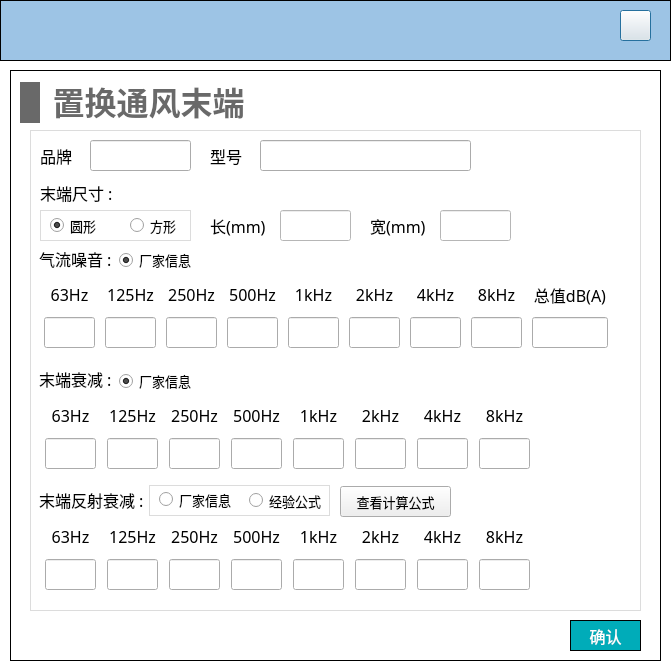
Old version of the form NoiseCalSoft/inputDialog/dialog_disp_vent_terminal.ui in the repository haobana/NoiCal.
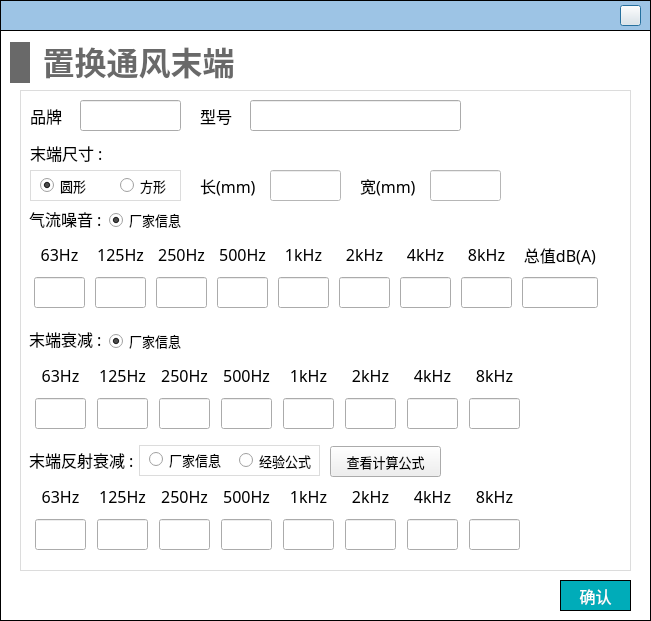
New version of the form. Icons and pictures are not drawn.

The edit to the form file:
```diff
--- a/NoiseCalSoft/inputDialog/dialog_disp_vent_terminal.ui
+++ b/NoiseCalSoft/inputDialog/dialog_disp_vent_terminal.ui
@@ -6,16 +6,10 @@
    <rect>
     <x>0</x>
     <y>0</y>
-    <width>671</width>
-    <height>672</height>
+    <width>651</width>
+    <height>621</height>
    </rect>
   </property>
-  <property name="minimumSize">
-   <size>
-    <width>671</width>
-    <height>389</height>
-   </size>
-  </property>
   <property name="windowTitle">
    <string>Dialog</string>
   </property>
@@ -42,8 +36,8 @@
     <rect>
      <x>0</x>
      <y>0</y>
-     <width>671</width>
-     <height>61</height>
+     <width>651</width>
+     <height>31</height>
     </rect>
    </property>
    <property name="styleSheet">
@@ -58,9 +52,9 @@
     <property name="geometry">
      <rect>
       <x>620</x>
-      <y>10</y>
-      <width>31</width>
-      <height>31</height>
+      <y>5</y>
+      <width>21</width>
+      <height>21</height>
      </rect>
     </property>
     <property name="styleSheet">
@@ -74,8 +68,8 @@
   <widget class="QWidget" name="widget_disp_vent_terminal" native="true">
    <property name="geometry">
     <rect>
-     <x>10</x>
-     <y>70</y>
+     <x>0</x>
+     <y>30</y>
      <width>651</width>
      <height>591</height>
     </rect>
@@ -95,6 +89,11 @@
       <height>481</height>
      </rect>
     </property>
+    <property name="font">
+     <font>
+      <family>黑体</family>
+     </font>
+    </property>
     <property name="styleSheet">
      <string notr="true">#widget_2
 {
@@ -118,7 +117,7 @@
      </property>
      <property name="font">
       <font>
-       <family>Microsoft YaHei</family>
+       <family>黑体</family>
        <pointsize>-1</pointsize>
       </font>
      </property>
@@ -137,7 +136,7 @@
      </property>
      <property name="font">
       <font>
-       <family>Microsoft YaHei</family>
+       <family>黑体</family>
        <pointsize>-1</pointsize>
       </font>
      </property>
@@ -153,7 +152,7 @@
      </property>
      <property name="font">
       <font>
-       <family>Microsoft YaHei</family>
+       <family>黑体</family>
        <pointsize>-1</pointsize>
       </font>
      </property>
@@ -169,7 +168,7 @@
      </property>
      <property name="font">
       <font>
-       <family>Microsoft YaHei</family>
+       <family>黑体</family>
        <pointsize>-1</pointsize>
       </font>
      </property>
@@ -209,7 +208,7 @@
        </property>
        <property name="font">
         <font>
-         <family>Microsoft YaHei</family>
+         <family>黑体</family>
          <pointsize>-1</pointsize>
         </font>
        </property>
@@ -225,7 +224,7 @@
        </property>
        <property name="font">
         <font>
-         <family>Microsoft YaHei</family>
+         <family>黑体</family>
          <pointsize>-1</pointsize>
         </font>
        </property>
@@ -244,7 +243,7 @@
        </property>
        <property name="font">
         <font>
-         <family>Microsoft YaHei</family>
+         <family>黑体</family>
          <pointsize>-1</pointsize>
         </font>
        </property>
@@ -263,7 +262,7 @@
        </property>
        <property name="font">
         <font>
-         <family>Microsoft YaHei</family>
+         <family>黑体</family>
          <pointsize>-1</pointsize>
         </font>
        </property>
@@ -318,7 +317,7 @@
      </property>
      <property name="font">
       <font>
-       <family>Microsoft YaHei</family>
+       <family>黑体</family>
        <pointsize>-1</pointsize>
       </font>
      </property>
@@ -352,7 +351,7 @@
       </property>
       <property name="font">
        <font>
-        <family>Microsoft YaHei</family>
+        <family>黑体</family>
         <pointsize>10</pointsize>
        </font>
       </property>
@@ -374,7 +373,7 @@
       </property>
       <property name="font">
        <font>
-        <family>Microsoft YaHei</family>
+        <family>黑体</family>
         <pointsize>10</pointsize>
        </font>
       </property>
@@ -394,7 +393,7 @@
      </property>
      <property name="font">
       <font>
-       <family>Microsoft YaHei</family>
+       <family>黑体</family>
        <pointsize>10</pointsize>
       </font>
      </property>
@@ -433,7 +432,7 @@
           </property>
           <property name="font">
            <font>
-            <family>Microsoft YaHei</family>
+            <family>黑体</family>
             <pointsize>-1</pointsize>
            </font>
           </property>
@@ -461,7 +460,7 @@
           </property>
           <property name="font">
            <font>
-            <family>Microsoft YaHei</family>
+            <family>黑体</family>
             <pointsize>-1</pointsize>
            </font>
           </property>
@@ -493,7 +492,7 @@
           </property>
           <property name="font">
            <font>
-            <family>Microsoft YaHei</family>
+            <family>黑体</family>
             <pointsize>-1</pointsize>
            </font>
           </property>
@@ -521,7 +520,7 @@
           </property>
           <property name="font">
            <font>
-            <family>Microsoft YaHei</family>
+            <family>黑体</family>
             <pointsize>-1</pointsize>
            </font>
           </property>
@@ -553,7 +552,7 @@
           </property>
           <property name="font">
            <font>
-            <family>Microsoft YaHei</family>
+            <family>黑体</family>
             <pointsize>-1</pointsize>
            </font>
           </property>
@@ -581,7 +580,7 @@
           </property>
           <property name="font">
            <font>
-            <family>Microsoft YaHei</family>
+            <family>黑体</family>
             <pointsize>-1</pointsize>
            </font>
           </property>
@@ -613,7 +612,7 @@
           </property>
           <property name="font">
            <font>
-            <family>Microsoft YaHei</family>
+            <family>黑体</family>
             <pointsize>-1</pointsize>
            </font>
           </property>
@@ -641,7 +640,7 @@
           </property>
           <property name="font">
            <font>
-            <family>Microsoft YaHei</family>
+            <family>黑体</family>
             <pointsize>-1</pointsize>
            </font>
           </property>
@@ -673,7 +672,7 @@
           </property>
           <property name="font">
            <font>
-            <family>Microsoft YaHei</family>
+            <family>黑体</family>
             <pointsize>-1</pointsize>
            </font>
           </property>
@@ -701,7 +700,7 @@
           </property>
           <property name="font">
            <font>
-            <family>Microsoft YaHei</family>
+            <family>黑体</family>
             <pointsize>-1</pointsize>
            </font>
           </property>
@@ -736,7 +735,7 @@
           </property>
           <property name="font">
            <font>
-            <family>Microsoft YaHei</family>
+            <family>黑体</family>
             <pointsize>-1</pointsize>
            </font>
           </property>
@@ -764,7 +763,7 @@
           </property>
           <property name="font">
            <font>
-            <family>Microsoft YaHei</family>
+            <family>黑体</family>
             <pointsize>-1</pointsize>
            </font>
           </property>
@@ -796,7 +795,7 @@
           </property>
           <property name="font">
            <font>
-            <family>Microsoft YaHei</family>
+            <family>黑体</family>
             <pointsize>-1</pointsize>
            </font>
           </property>
@@ -824,7 +823,7 @@
           </property>
           <property name="font">
            <font>
-            <family>Microsoft YaHei</family>
+            <family>黑体</family>
             <pointsize>-1</pointsize>
            </font>
           </property>
@@ -856,7 +855,7 @@
           </property>
           <property name="font">
            <font>
-            <family>Microsoft YaHei</family>
+            <family>黑体</family>
             <pointsize>-1</pointsize>
            </font>
           </property>
@@ -884,7 +883,7 @@
           </property>
           <property name="font">
            <font>
-            <family>Microsoft YaHei</family>
+            <family>黑体</family>
             <pointsize>-1</pointsize>
            </font>
           </property>
@@ -911,7 +910,7 @@
      </property>
      <property name="font">
       <font>
-       <family>Microsoft YaHei</family>
+       <family>黑体</family>
        <pointsize>-1</pointsize>
       </font>
      </property>
@@ -930,7 +929,7 @@
      </property>
      <property name="font">
       <font>
-       <family>Microsoft YaHei</family>
+       <family>黑体</family>
        <pointsize>10</pointsize>
       </font>
      </property>
@@ -969,7 +968,7 @@
           </property>
           <property name="font">
            <font>
-            <family>Microsoft YaHei</family>
+            <family>黑体</family>
             <pointsize>-1</pointsize>
            </font>
           </property>
@@ -997,7 +996,7 @@
           </property>
           <property name="font">
            <font>
-            <family>Microsoft YaHei</family>
+            <family>黑体</family>
             <pointsize>-1</pointsize>
            </font>
           </property>
@@ -1029,7 +1028,7 @@
           </property>
           <property name="font">
            <font>
-            <family>Microsoft YaHei</family>
+            <family>黑体</family>
             <pointsize>-1</pointsize>
            </font>
           </property>
@@ -1057,7 +1056,7 @@
           </property>
           <property name="font">
            <font>
-            <family>Microsoft YaHei</family>
+            <family>黑体</family>
             <pointsize>-1</pointsize>
            </font>
           </property>
@@ -1089,7 +1088,7 @@
           </property>
           <property name="font">
            <font>
-            <family>Microsoft YaHei</family>
+            <family>黑体</family>
             <pointsize>-1</pointsize>
            </font>
           </property>
@@ -1117,7 +1116,7 @@
           </property>
           <property name="font">
            <font>
-            <family>Microsoft YaHei</family>
+            <family>黑体</family>
             <pointsize>-1</pointsize>
            </font>
           </property>
@@ -1149,7 +1148,7 @@
           </property>
           <property name="font">
            <font>
-            <family>Microsoft YaHei</family>
+            <family>黑体</family>
             <pointsize>-1</pointsize>
            </font>
           </property>
@@ -1177,7 +1176,7 @@
           </property>
           <property name="font">
            <font>
-            <family>Microsoft YaHei</family>
+            <family>黑体</family>
             <pointsize>-1</pointsize>
            </font>
           </property>
@@ -1209,7 +1208,7 @@
           </property>
           <property name="font">
            <font>
-            <family>Microsoft YaHei</family>
+            <family>黑体</family>
             <pointsize>-1</pointsize>
            </font>
           </property>
@@ -1237,7 +1236,7 @@
           </property>
           <property name="font">
            <font>
-            <family>Microsoft YaHei</family>
+            <family>黑体</family>
             <pointsize>-1</pointsize>
            </font>
           </property>
@@ -1272,7 +1271,7 @@
           </property>
           <property name="font">
            <font>
-            <family>Microsoft YaHei</family>
+            <family>黑体</family>
             <pointsize>-1</pointsize>
            </font>
           </property>
@@ -1300,7 +1299,7 @@
           </property>
           <property name="font">
            <font>
-            <family>Microsoft YaHei</family>
+            <family>黑体</family>
             <pointsize>-1</pointsize>
            </font>
           </property>
@@ -1332,7 +1331,7 @@
           </property>
           <property name="font">
            <font>
-            <family>Microsoft YaHei</family>
+            <family>黑体</family>
             <pointsize>-1</pointsize>
            </font>
           </property>
@@ -1360,7 +1359,7 @@
           </property>
           <property name="font">
            <font>
-            <family>Microsoft YaHei</family>
+            <family>黑体</family>
             <pointsize>-1</pointsize>
            </font>
           </property>
@@ -1392,7 +1391,7 @@
           </property>
           <property name="font">
            <font>
-            <family>Microsoft YaHei</family>
+            <family>黑体</family>
             <pointsize>-1</pointsize>
            </font>
           </property>
@@ -1420,7 +1419,7 @@
           </property>
           <property name="font">
            <font>
-            <family>Microsoft YaHei</family>
+            <family>黑体</family>
             <pointsize>-1</pointsize>
            </font>
           </property>
@@ -1452,7 +1451,7 @@
           </property>
           <property name="font">
            <font>
-            <family>Microsoft YaHei</family>
+            <family>黑体</family>
             <pointsize>-1</pointsize>
            </font>
           </property>
@@ -1480,7 +1479,7 @@
           </property>
           <property name="font">
            <font>
-            <family>Microsoft YaHei</family>
+            <family>黑体</family>
             <pointsize>-1</pointsize>
            </font>
           </property>
@@ -1522,7 +1521,7 @@
       </property>
       <property name="font">
        <font>
-        <family>Microsoft YaHei</family>
+        <family>黑体</family>
         <pointsize>10</pointsize>
        </font>
       </property>
@@ -1541,7 +1540,7 @@
       </property>
       <property name="font">
        <font>
-        <family>Microsoft YaHei</family>
+        <family>黑体</family>
         <pointsize>10</pointsize>
        </font>
       </property>
@@ -1561,7 +1560,7 @@
      </property>
      <property name="font">
       <font>
-       <family>Microsoft YaHei</family>
+       <family>黑体</family>
        <pointsize>-1</pointsize>
       </font>
      </property>
@@ -1580,7 +1579,7 @@
      </property>
      <property name="font">
       <font>
-       <family>Microsoft YaHei</family>
+       <family>黑体</family>
        <pointsize>-1</pointsize>
       </font>
      </property>
@@ -1616,7 +1615,7 @@
           </property>
           <property name="font">
            <font>
-            <family>Microsoft YaHei</family>
+            <family>黑体</family>
             <pointsize>-1</pointsize>
            </font>
           </property>
@@ -1644,7 +1643,7 @@
           </property>
           <property name="font">
            <font>
-            <family>Microsoft YaHei</family>
+            <family>黑体</family>
             <pointsize>-1</pointsize>
            </font>
           </property>
@@ -1676,7 +1675,7 @@
           </property>
           <property name="font">
            <font>
-            <family>Microsoft YaHei</family>
+            <family>黑体</family>
             <pointsize>-1</pointsize>
            </font>
           </property>
@@ -1704,7 +1703,7 @@
           </property>
           <property name="font">
            <font>
-            <family>Microsoft YaHei</family>
+            <family>黑体</family>
             <pointsize>-1</pointsize>
            </font>
           </property>
@@ -1736,7 +1735,7 @@
           </property>
           <property name="font">
            <font>
-            <family>Microsoft YaHei</family>
+            <family>黑体</family>
             <pointsize>-1</pointsize>
            </font>
           </property>
@@ -1764,7 +1763,7 @@
           </property>
           <property name="font">
            <font>
-            <family>Microsoft YaHei</family>
+            <family>黑体</family>
             <pointsize>-1</pointsize>
            </font>
           </property>
@@ -1796,7 +1795,7 @@
           </property>
           <property name="font">
            <font>
-            <family>Microsoft YaHei</family>
+            <family>黑体</family>
             <pointsize>-1</pointsize>
            </font>
           </property>
@@ -1824,7 +1823,7 @@
           </property>
           <property name="font">
            <font>
-            <family>Microsoft YaHei</family>
+            <family>黑体</family>
             <pointsize>-1</pointsize>
            </font>
           </property>
@@ -1856,7 +1855,7 @@
           </property>
           <property name="font">
            <font>
-            <family>Microsoft YaHei</family>
+            <family>黑体</family>
             <pointsize>-1</pointsize>
            </font>
           </property>
@@ -1884,7 +1883,7 @@
           </property>
           <property name="font">
            <font>
-            <family>Microsoft YaHei</family>
+            <family>黑体</family>
             <pointsize>-1</pointsize>
            </font>
           </property>
@@ -1919,7 +1918,7 @@
           </property>
           <property name="font">
            <font>
-            <family>Microsoft YaHei</family>
+            <family>黑体</family>
             <pointsize>-1</pointsize>
            </font>
           </property>
@@ -1947,7 +1946,7 @@
           </property>
           <property name="font">
            <font>
-            <family>Microsoft YaHei</family>
+            <family>黑体</family>
             <pointsize>-1</pointsize>
            </font>
           </property>
@@ -1979,7 +1978,7 @@
           </property>
           <property name="font">
            <font>
-            <family>Microsoft YaHei</family>
+            <family>黑体</family>
             <pointsize>-1</pointsize>
            </font>
           </property>
@@ -2007,7 +2006,7 @@
           </property>
           <property name="font">
            <font>
-            <family>Microsoft YaHei</family>
+            <family>黑体</family>
             <pointsize>-1</pointsize>
            </font>
           </property>
@@ -2039,7 +2038,7 @@
           </property>
           <property name="font">
            <font>
-            <family>Microsoft YaHei</family>
+            <family>黑体</family>
             <pointsize>-1</pointsize>
            </font>
           </property>
@@ -2067,7 +2066,7 @@
           </property>
           <property name="font">
            <font>
-            <family>Microsoft YaHei</family>
+            <family>黑体</family>
             <pointsize>-1</pointsize>
            </font>
           </property>
@@ -2094,7 +2093,7 @@
      </property>
      <property name="font">
       <font>
-       <family>Microsoft YaHei</family>
+       <family>黑体</family>
        <pointsize>10</pointsize>
       </font>
      </property>
@@ -2114,7 +2113,7 @@
     </property>
     <property name="font">
      <font>
-      <family>Microsoft YaHei</family>
+      <family>黑体</family>
       <pointsize>12</pointsize>
      </font>
     </property>
```
Left out of the diff: 11 changed lines with no effect on the pictures.
